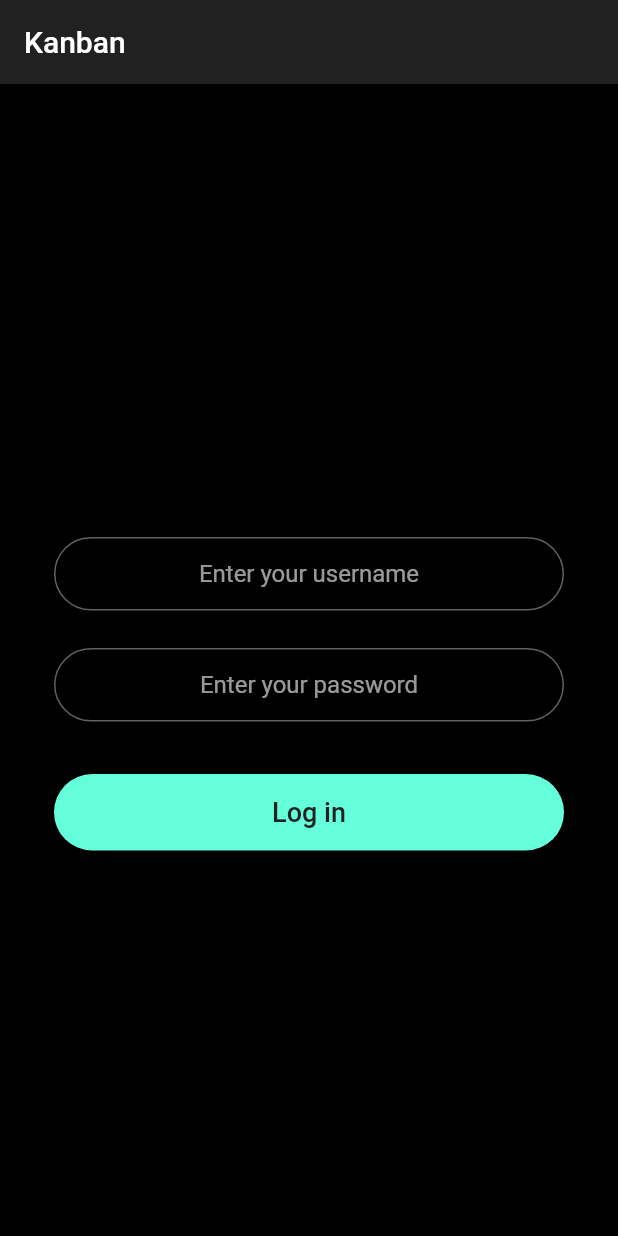
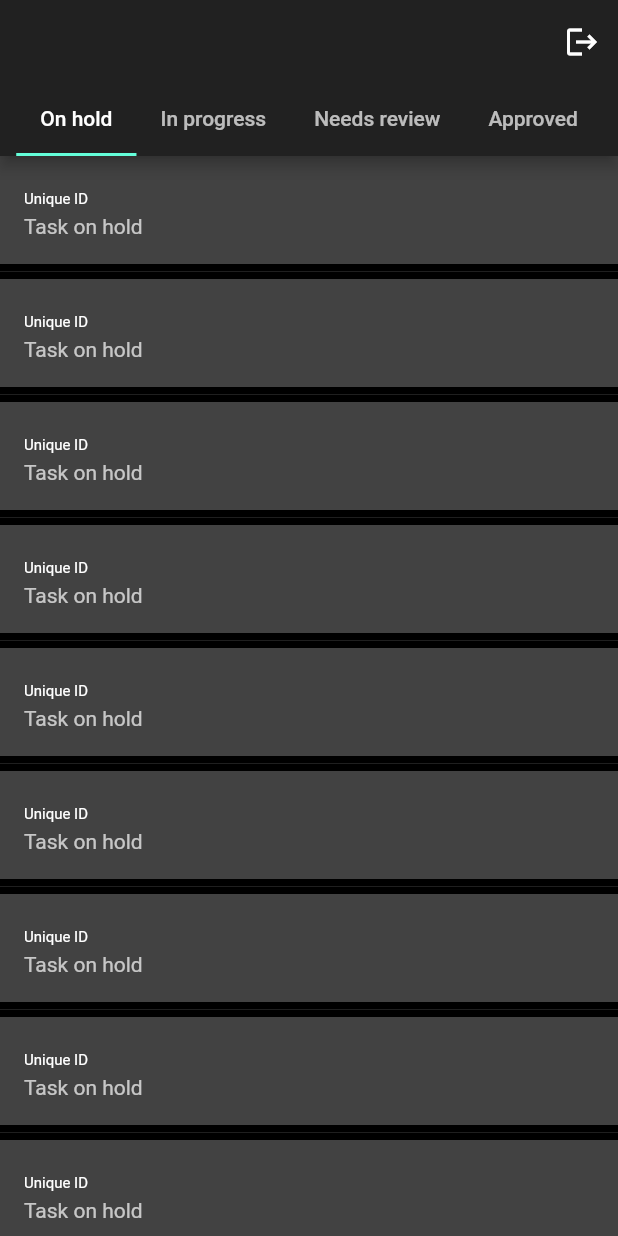
Before and after one commit to evan-mcgeek/kanban, a Flutter app: the screen it shows after launch, after a tap on "Log in", on a phone screen of 412 x 824 dp. Run offline on Flutter 3.47's test engine with Material 2 defaults, Android fonts, the phone set to English and light mode, and no system bars; our stand-ins replace rxdart.

Commit message:
kanban screen added

```diff
--- a/lib/src/app.dart
+++ b/lib/src/app.dart
@@ -9,14 +9,13 @@ class App extends StatelessWidget {
       child: MaterialApp(
         debugShowCheckedModeBanner: false,
         title: 'Kanban',
-        theme: ThemeData.dark(),
+        theme: ThemeData.dark().copyWith(scaffoldBackgroundColor: Colors.black),
         home: SafeArea(
           child: Scaffold(
             appBar: AppBar(
               title: Text('Kanban'),
             ),
             body: LoginScreen(),
-            backgroundColor: Colors.black,
           ),
         ),
       ),
--- a/lib/src/bloc/bloc.dart
+++ b/lib/src/bloc/bloc.dart
@@ -16,10 +16,6 @@ class Bloc extends Object with Validator {
   Function(String) get changeUserName => _userName.sink.add;
   Function(String) get changePassword => _password.sink.add;
 
-  submit() {
-    return 'Hello ${_userName.value}';
-  }
-
   dispose() {
     _userName.close();
     _password.close();
--- /dev/null
+++ b/lib/src/models/api_response.dart
@@ -0,0 +1,7 @@
+class APIResponse<T> {
+  T data;
+  bool error;
+  String errorMessage;
+
+  APIResponse({this.data, this.errorMessage, this.error = false});
+}
--- /dev/null
+++ b/lib/src/screens/kanban_screen.dart
@@ -0,0 +1,109 @@
+import 'package:flutter/material.dart';
+
+class KanbanScreen extends StatefulWidget {
+  @override
+  _KanbanScreenState createState() => _KanbanScreenState();
+}
+
+class _KanbanScreenState extends State<KanbanScreen> {
+  final List<Tab> tabs = <Tab>[
+    Tab(text: 'On hold'),
+    Tab(text: 'In progress'),
+    Tab(text: 'Needs review'),
+    Tab(text: 'Approved'),
+  ];
+  @override
+  Widget build(BuildContext context) {
+    return DefaultTabController(
+      length: tabs.length,
+      // The Builder widget is used to have a different BuildContext to access
+      // closest DefaultTabController.
+      child: Builder(builder: (BuildContext context) {
+        final TabController tabController = DefaultTabController.of(context);
+        tabController.addListener(() {
+          if (!tabController.indexIsChanging) {
+            // Your code goes here.
+            // To get index of current tab use tabController.index
+          }
+        });
+
+        return SafeArea(
+          child: Scaffold(
+            appBar: AppBar(
+              automaticallyImplyLeading: false,
+              actions: [
+                IconButton(
+                  icon: Icon(Icons.logout),
+                  tooltip: 'Log Out',
+                  onPressed: () {
+                    Navigator.pop(context);
+                  },
+                ),
+              ],
+              bottom: TabBar(
+                isScrollable: true,
+                tabs: tabs,
+              ),
+            ),
+            body: TabBarView(
+              children: tabs.map((Tab tab) {
+                return ListView.separated(
+                    separatorBuilder: (_, __) => Divider(height: 10),
+                    itemCount: 20,
+                    itemBuilder: (_, index) {
+                      return ListTile(
+                        tileColor: Color(0xFF424242),
+                        title: Text(
+                          "Unique ID",
+                          style: TextStyle(fontSize: 10),
+                        ),
+                        subtitle: Text('Task ' + (tab.text).toLowerCase()),
+                        onTap: () {},
+                      );
+                    });
+              }).toList(),
+            ),
+          ),
+        );
+      }),
+    );
+  }
+}
+
+// ListView.separated(
+// separatorBuilder: (_, __) => Divider(height: 10),
+// itemCount: 20,
+// itemBuilder: (_, index) {
+// return ListTile(
+// tileColor: Colors.blueGrey,
+// title: Text(
+// "ID",
+// style: TextStyle(fontSize: 10),
+// ),
+// subtitle: Text(
+// 'Subtitle Subtitle Subtitle Subtitle Subtitle Subtitle Subtitle SubtitleSubtitleSubtitleSubtitle'),
+// onTap: () {},
+// );
+// }),
+
+//         appBar: AppBar(
+//         automaticallyImplyLeading: false,
+//         actions: [
+//           IconButton(
+//             icon: Icon(Icons.logout),
+//             tooltip: 'Log Out',
+//             onPressed: () {},
+//           ),
+//         ],
+//         bottom: TabBar(
+//           isScrollable: true,
+//           tabs: tabs,
+//           ],
+//         ),
+//       ),
+//       body:
+//   ),
+//   ),
+//   ),
+//   );
+// }
--- a/lib/src/screens/loginScreen.dart
+++ b/lib/src/screens/loginScreen.dart
@@ -1,6 +1,7 @@
 import 'package:flutter/material.dart';
 import '../bloc/bloc.dart';
 import '../bloc/provider.dart';
+import 'package:kanban/src/screens/kanban_screen.dart';
 
 class LoginScreen extends StatefulWidget {
   @override
@@ -8,8 +9,6 @@ class LoginScreen extends StatefulWidget {
 }
 
 class _LoginScreenState extends State<LoginScreen> {
-  String _message = "";
-
   @override
   Widget build(BuildContext context) {
     final bloc = Provider.of(context);
@@ -50,7 +49,7 @@ class _LoginScreenState extends State<LoginScreen> {
             ),
             errorText: snapshot.error,
             errorBorder: OutlineInputBorder(
-              borderSide: BorderSide(color: Colors.red),
+              borderSide: BorderSide(color: Color(0xFF84293A)),
               borderRadius: BorderRadius.circular(32.0),
             ),
           ),
@@ -75,7 +74,7 @@ class _LoginScreenState extends State<LoginScreen> {
             ),
             errorText: snapshot.error,
             errorBorder: OutlineInputBorder(
-              borderSide: BorderSide(color: Colors.red),
+              borderSide: BorderSide(color: Color(0xFF84293A)),
               borderRadius: BorderRadius.circular(32.0),
             ),
           ),
@@ -95,7 +94,12 @@ class _LoginScreenState extends State<LoginScreen> {
           child: MaterialButton(
             minWidth: MediaQuery.of(context).size.width,
             padding: EdgeInsets.fromLTRB(20.0, 15.0, 20.0, 15.0),
-            onPressed: () {},
+            onPressed: () {
+              Navigator.push(
+                context,
+                MaterialPageRoute(builder: (context) => KanbanScreen()),
+              );
+            },
             child: Text(
               "Log in",
               textAlign: TextAlign.center,
@@ -105,17 +109,17 @@ class _LoginScreenState extends State<LoginScreen> {
           ),
         );
 
-        RaisedButton(
-          child: Text('submit'),
-          color: Colors.blue,
-          onPressed: !snapshot.hasData
-              ? null
-              : () {
-                  setState(() {
-                    _message = bloc.submit();
-                  });
-                },
-        );
+        // RaisedButton(
+        //   child: Text('submit'),
+        //   color: Colors.blue,
+        //   onPressed: !snapshot.hasData
+        //       ? null
+        //       : () {
+        //           setState(() {
+        //             _message = bloc.submit();
+        //           });
+        //         },
+        // );
       },
     );
   }
```
Also changed, not shown: 1 other file.
